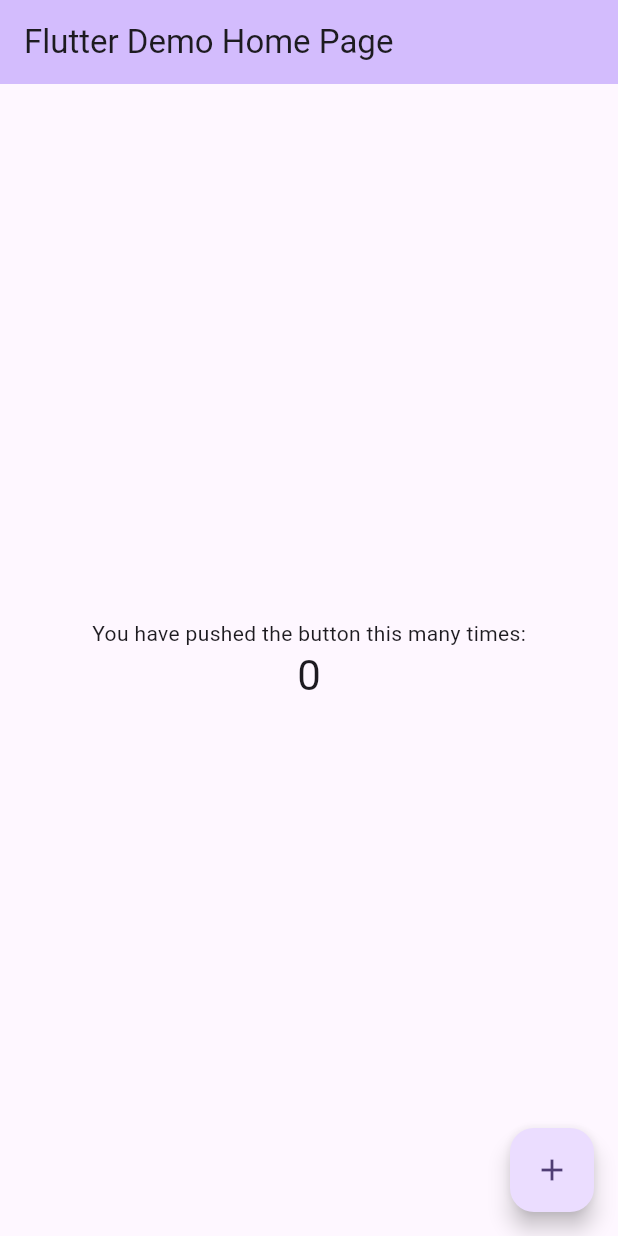
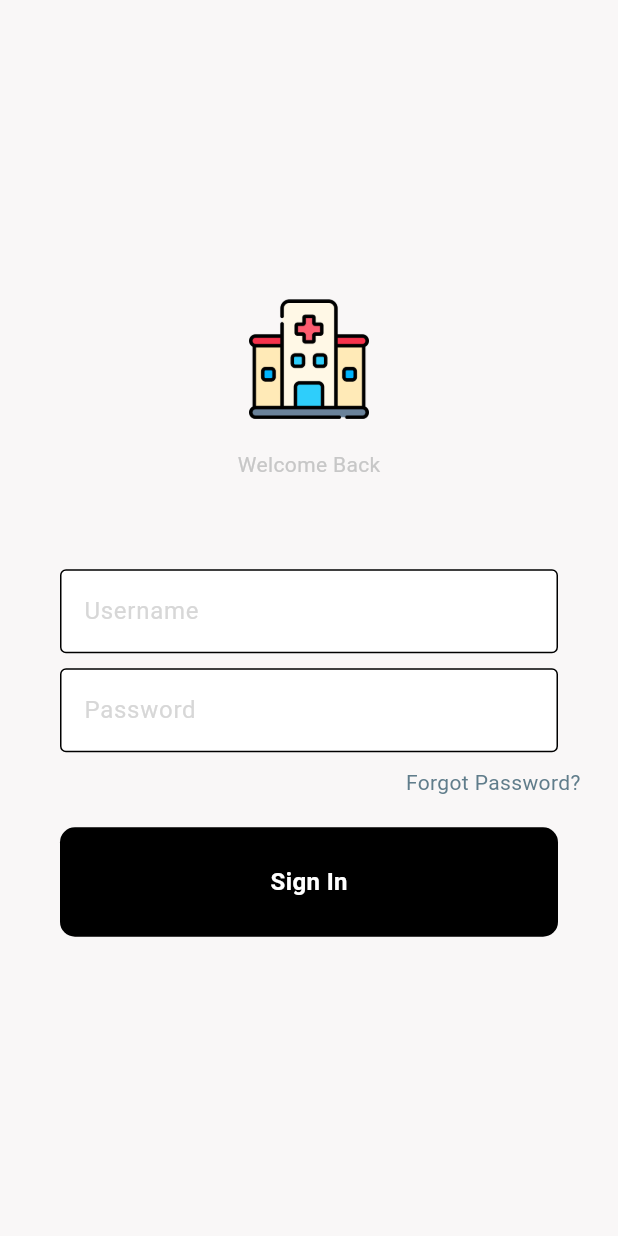
Before and after one commit to Shishir3D/hospital_app, a Flutter app: the screen it shows after launch, on a phone screen of 412 x 824 dp. Run offline on Flutter 3.47's test engine with Material 3 defaults, Android fonts, the phone set to English and light mode, and no system bars; our stand-ins replace firebase_auth, firebase_core; accounts and stored records are empty; generated files the repository leaves out were written again.

Commit message:
build(signin): create signin page and fix build settings

```diff
--- /dev/null
+++ b/lib/components/my_button.dart
@@ -0,0 +1,35 @@
+import 'package:flutter/material.dart';
+
+class MyButton extends StatelessWidget {
+  final Function()? onTap;
+
+  const MyButton({
+    super.key,
+    required this.onTap,
+  });
+
+  @override
+  Widget build(BuildContext context) {
+    return GestureDetector(
+      onTap: onTap,
+      child: Container(
+        padding: const EdgeInsets.all(25),
+        margin: const EdgeInsets.symmetric(horizontal: 40),
+        decoration: BoxDecoration(
+          color: Colors.black,
+          borderRadius: BorderRadius.circular(10),
+        ),
+        child: const Center(
+          child: Text(
+            'Sign In',
+            style: TextStyle(
+              color: Colors.white,
+              fontWeight: FontWeight.bold,
+              fontSize: 16,
+            ),
+          ),
+        ),
+      ),
+    );
+  }
+}
--- /dev/null
+++ b/lib/components/my_textfields.dart
@@ -0,0 +1,37 @@
+import 'package:flutter/material.dart';
+
+class MyTextfields extends StatelessWidget {
+  // ignore: prefer_typing_uninitialized_variables
+  final controller;
+  final String hintText;
+  final bool obscure;
+
+  const MyTextfields(
+      {super.key,
+      required this.controller,
+      required this.hintText,
+      required this.obscure});
+
+  @override
+  Widget build(BuildContext context) {
+    return Padding(
+      padding: const EdgeInsets.symmetric(horizontal: 40),
+      child: TextField(
+        controller: controller,
+        obscureText: obscure,
+        decoration: InputDecoration(
+            enabledBorder: const OutlineInputBorder(
+              borderSide: BorderSide(color: Colors.black),
+            ),
+            focusedBorder: const OutlineInputBorder(
+              borderSide: BorderSide(color: Colors.grey),
+            ),
+            fillColor: Colors.white,
+            filled: true,
+            hintText: hintText,
+            hintStyle:
+                const TextStyle(color: Color.fromARGB(255, 215, 215, 215))),
+      ),
+    );
+  }
+}
--- a/lib/main.dart
+++ b/lib/main.dart
@@ -1,125 +1,24 @@
 import 'package:flutter/material.dart';
+import 'package:hospital_app/pages/auth_page.dart';
+import 'package:firebase_core/firebase_core.dart';
+import 'firebase_options.dart';
 
-void main() {
+void main() async {
+  WidgetsFlutterBinding.ensureInitialized();
+  await Firebase.initializeApp(
+    options: DefaultFirebaseOptions.currentPlatform,
+  );
   runApp(const MyApp());
-}
+ }
 
 class MyApp extends StatelessWidget {
   const MyApp({super.key});
 
-  // This widget is the root of your application.
   @override
   Widget build(BuildContext context) {
-    return MaterialApp(
-      title: 'Flutter Demo',
-      theme: ThemeData(
-        // This is the theme of your application.
-        //
-        // TRY THIS: Try running your application with "flutter run". You'll see
-        // the application has a purple toolbar. Then, without quitting the app,
-        // try changing the seedColor in the colorScheme below to Colors.green
-        // and then invoke "hot reload" (save your changes or press the "hot
-        // reload" button in a Flutter-supported IDE, or press "r" if you used
-        // the command line to start the app).
-        //
-        // Notice that the counter didn't reset back to zero; the application
-        // state is not lost during the reload. To reset the state, use hot
-        // restart instead.
-        //
-        // This works for code too, not just values: Most code changes can be
-        // tested with just a hot reload.
-        colorScheme: ColorScheme.fromSeed(seedColor: Colors.deepPurple),
-        useMaterial3: true,
-      ),
-      home: const MyHomePage(title: 'Flutter Demo Home Page'),
+    return const MaterialApp(
+      debugShowCheckedModeBanner: false,
+      home: AuthPage(),
     );
   }
 }
-
-class MyHomePage extends StatefulWidget {
-  const MyHomePage({super.key, required this.title});
-
-  // This widget is the home page of your application. It is stateful, meaning
-  // that it has a State object (defined below) that contains fields that affect
-  // how it looks.
-
-  // This class is the configuration for the state. It holds the values (in this
-  // case the title) provided by the parent (in this case the App widget) and
-  // used by the build method of the State. Fields in a Widget subclass are
-  // always marked "final".
-
-  final String title;
-
-  @override
-  State<MyHomePage> createState() => _MyHomePageState();
-}
-
-class _MyHomePageState extends State<MyHomePage> {
-  int _counter = 0;
-
-  void _incrementCounter() {
-    setState(() {
-      // This call to setState tells the Flutter framework that something has
-      // changed in this State, which causes it to rerun the build method below
-      // so that the display can reflect the updated values. If we changed
-      // _counter without calling setState(), then the build method would not be
-      // called again, and so nothing would appear to happen.
-      _counter++;
-    });
-  }
-
-  @override
-  Widget build(BuildContext context) {
-    // This method is rerun every time setState is called, for instance as done
-    // by the _incrementCounter method above.
-    //
-    // The Flutter framework has been optimized to make rerunning build methods
-    // fast, so that you can just rebuild anything that needs updating rather
-    // than having to individually change instances of widgets.
-    return Scaffold(
-      appBar: AppBar(
-        // TRY THIS: Try changing the color here to a specific color (to
-        // Colors.amber, perhaps?) and trigger a hot reload to see the AppBar
-        // change color while the other colors stay the same.
-        backgroundColor: Theme.of(context).colorScheme.inversePrimary,
-        // Here we take the value from the MyHomePage object that was created by
-        // the App.build method, and use it to set our appbar title.
-        title: Text(widget.title),
-      ),
-      body: Center(
-        // Center is a layout widget. It takes a single child and positions it
-        // in the middle of the parent.
-        child: Column(
-          // Column is also a layout widget. It takes a list of children and
-          // arranges them vertically. By default, it sizes itself to fit its
-          // children horizontally, and tries to be as tall as its parent.
-          //
-          // Column has various properties to control how it sizes itself and
-          // how it positions its children. Here we use mainAxisAlignment to
-          // center the children vertically; the main axis here is the vertical
-          // axis because Columns are vertical (the cross axis would be
-          // horizontal).
-          //
-          // TRY THIS: Invoke "debug painting" (choose the "Toggle Debug Paint"
-          // action in the IDE, or press "p" in the console), to see the
-          // wireframe for each widget.
-          mainAxisAlignment: MainAxisAlignment.center,
-          children: <Widget>[
-            const Text(
-              'You have pushed the button this many times:',
-            ),
-            Text(
-              '$_counter',
-              style: Theme.of(context).textTheme.headlineMedium,
-            ),
-          ],
-        ),
-      ),
-      floatingActionButton: FloatingActionButton(
-        onPressed: _incrementCounter,
-        tooltip: 'Increment',
-        child: const Icon(Icons.add),
-      ), // This trailing comma makes auto-formatting nicer for build methods.
-    );
-  }
-}
--- /dev/null
+++ b/lib/pages/auth_page.dart
@@ -0,0 +1,27 @@
+import 'package:firebase_auth/firebase_auth.dart';
+import 'package:flutter/material.dart';
+import 'package:hospital_app/pages/login_page.dart';
+
+import 'home_page.dart';
+
+class AuthPage extends StatelessWidget {
+  const AuthPage({super.key});
+
+  @override
+  Widget build(BuildContext context) {
+    return Scaffold(
+      body: StreamBuilder<User?>(
+          stream: FirebaseAuth.instance.authStateChanges(),
+          builder: (context, snapshot) {
+            // user Logged IN
+            if (snapshot.hasData) {
+              return HomePage();
+            } else {
+              return const LoginPage();
+            }
+
+            // user Not Logged IN
+          }),
+    );
+  }
+}
--- /dev/null
+++ b/lib/pages/login_page.dart
@@ -0,0 +1,144 @@
+import 'package:firebase_auth/firebase_auth.dart';
+import 'package:flutter/material.dart';
+import '../components/my_textfields.dart';
+import '../components/my_button.dart';
+
+class LoginPage extends StatefulWidget {
+  const LoginPage({super.key});
+
+  @override
+  State<LoginPage> createState() => _LoginPageState();
+}
+
+class _LoginPageState extends State<LoginPage> {
+  // text Editing Controllers
+  final emailController = TextEditingController();
+
+  final passwordController = TextEditingController();
+
+  // Sign user in
+  void signUserIn() async {
+    // show loading circle
+    showDialog(
+        context: context,
+        builder: (context) {
+          return const Center(
+            child: CircularProgressIndicator.adaptive(),
+          );
+        });
+
+    try {
+      await FirebaseAuth.instance.signInWithEmailAndPassword(
+          email: emailController.text, password: passwordController.text);
+      Navigator.pop(context);
+    } on FirebaseAuthException catch (e) {
+      Navigator.pop(context);
+      if (e.code == 'user-not-found') {
+        debugPrint('No user found for that email.');
+        wrongEmailMessage();
+      } else if (e.code == 'wrong-password') {
+        debugPrint('Wrong password provided for that user.');
+        wrongPasswordMessage();
+      }
+    }
+  }
+
+  void wrongEmailMessage() {
+    showDialog(
+      context: context,
+      builder: (context) {
+        return const AlertDialog(
+          title: Text("Incorrect Email"),
+        );
+      },
+    );
+  }
+
+  void wrongPasswordMessage() {
+    showDialog(
+      context: context,
+      builder: (context) {
+        return const AlertDialog(
+          title: Text("Incorrect Password"),
+        );
+      },
+    );
+  }
+
+  @override
+  Widget build(BuildContext context) {
+    return Scaffold(
+      backgroundColor: const Color.fromARGB(255, 249, 247, 247),
+      body: SafeArea(
+        child: Center(
+          child: Column(
+            mainAxisAlignment: MainAxisAlignment.center,
+            children: [
+              // hospital logo
+              Image.asset(
+                'lib/images/hospital.png',
+                height: 80,
+              ),
+
+              // welcome back text
+              const SizedBox(
+                height: 20,
+              ),
+              const Text(
+                'Welcome Back',
+                style: TextStyle(
+                  color: Color.fromARGB(255, 199, 199, 199),
+                ),
+              ),
+
+              //Text Fields
+              const SizedBox(
+                height: 60,
+              ),
+              MyTextfields(
+                controller: emailController,
+                hintText: 'Username',
+                obscure: false,
+              ),
+              const SizedBox(
+                height: 10,
+              ),
+              MyTextfields(
+                controller: passwordController,
+                hintText: 'Password',
+                obscure: true,
+              ),
+
+              // Forgot Password
+              const SizedBox(
+                height: 10,
+              ),
+              const Padding(
+                padding: EdgeInsets.symmetric(
+                  horizontal: 25,
+                ),
+                child: Row(
+                  mainAxisAlignment: MainAxisAlignment.end,
+                  children: [
+                    Text(
+                      'Forgot Password?',
+                      style: TextStyle(color: Colors.blueGrey),
+                    )
+                  ],
+                ),
+              ),
+
+              // Sign In Button
+              const SizedBox(
+                height: 20,
+              ),
+              MyButton(
+                onTap: signUserIn,
+              ),
+            ],
+          ),
+        ),
+      ),
+    );
+  }
+}
--- a/pubspec.yaml
+++ b/pubspec.yaml
@@ -35,6 +35,8 @@ dependencies:
   # The following adds the Cupertino Icons font to your application.
   # Use with the CupertinoIcons class for iOS style icons.
   cupertino_icons: ^1.0.8
+  firebase_core: ^3.4.0
+  firebase_auth: ^5.2.0
 
 dev_dependencies:
   flutter_test:
@@ -59,7 +61,8 @@ flutter:
   uses-material-design: true
 
   # To add assets to your application, add an assets section, like this:
-  # assets:
+  assets:
+    - lib/images/
   #   - images/a_dot_burr.jpeg
   #   - images/a_dot_ham.jpeg
 
```
Also changed, not shown: lib/pages/home_page.dart (added, +34 -0 lines), lib/images/hospital.png (added), pubspec.lock, 10 other files.
